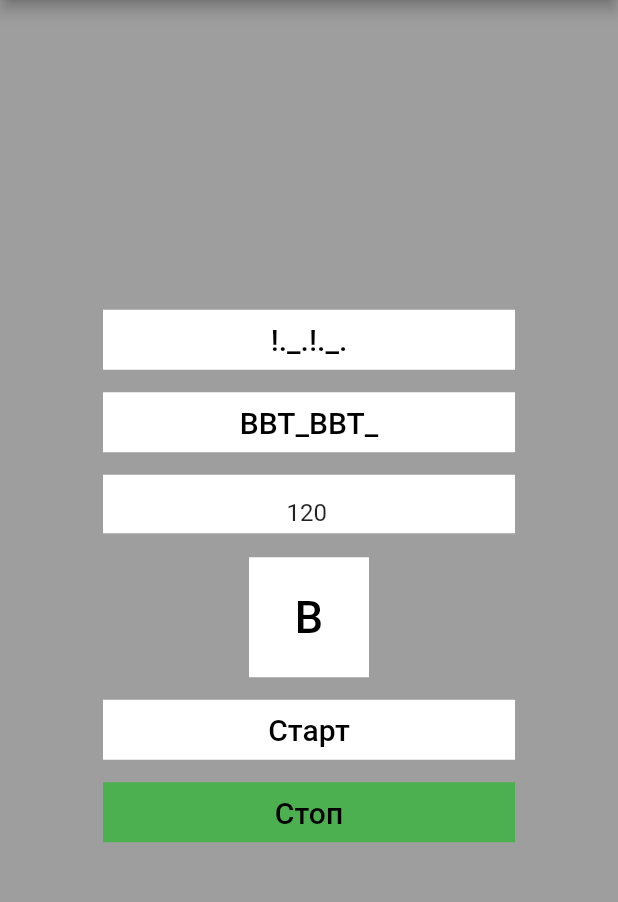
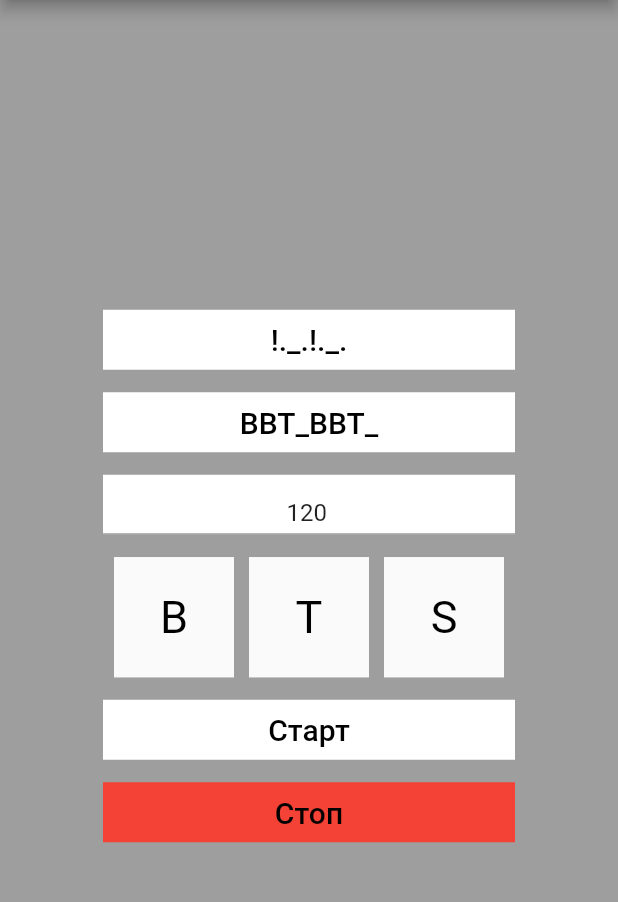
Before and after one commit to zatovagul/drums_test, a Flutter app: the screen it shows after launch, on a phone screen of 412 x 824 dp, the part 84-986 px from its top. Run offline on Flutter 3.47's test engine with Material 2 defaults, Android fonts, the phone set to English and light mode, and no system bars; our stand-ins replace audioplayers, get.

Commit message:
Last commit

```diff
--- a/lib/app/modules/home/views/home_view.dart
+++ b/lib/app/modules/home/views/home_view.dart
@@ -1,3 +1,4 @@
+import 'package:audioplayers/audioplayers.dart';
 import 'package:drums_test/app/services/audio_service.dart';
 import 'package:flutter/material.dart';
 
@@ -27,6 +28,8 @@ class MainPage extends StatefulWidget {
 class _MainPageState extends State<MainPage> {
   late TextEditingController controller;
   late AudioService audioService;
+  Map<String, AudioPlayer> sounds={};
+  bool start=false, metronom=false, stringSound=false;
 
   @override
   void initState() {
@@ -42,13 +45,25 @@ class _MainPageState extends State<MainPage> {
         mainAxisAlignment: MainAxisAlignment.center,
         children: [
           getButton(
-            () {print("fuck");},
+            () {
+              if(!start)
+              setState((){
+                metronom=!metronom;
+              });
+            },
             Text("!._.!._.", style: _style,),
+            BoxDecoration(color: metronom ? Colors.green : Colors.white)
           ),
           SizedBox(height: 15,),
           getButton(
-                () {print("fuck");},
-            Text("BBT_BBT_", style: _style,),
+                () {
+                  if(!start)
+                  setState(() {
+                    stringSound=!stringSound;
+                  });
+                },
+              Text("BBT_BBT_", style: _style,),
+              BoxDecoration(color: stringSound ? Colors.green : Colors.white)
           ), SizedBox(height: 15,),
           Container(
             height: 40,
@@ -62,30 +77,28 @@ class _MainPageState extends State<MainPage> {
             ),
           ),SizedBox(height: 15,),
           Container(
-            child: Center(
-              child: Container(
-                color: Colors.white,
-                height: 80, width: 80,
-                child: TextButton(
-                  onPressed: (){
-                    audioService.playBas();
-                  },
-                  child: Text("B", style: _style.copyWith(fontSize: 30),),
-                ),
-              ),
+            child: Row(
+              mainAxisAlignment: MainAxisAlignment.center,
+              children: [
+                getSoundButton("B", (){audioService.playBas();}),SizedBox(width: 10,),
+                getSoundButton("T", (){audioService.playTon();}),SizedBox(width: 10,),
+                getSoundButton("S", (){audioService.playSlap();}),
+              ],
             ),
           ),
           SizedBox(height: 15,),
           getButton(
-                () {},
+                () {
+                  if(!start)_setStart(true);
+                  },
             Text("Старт", style: _style,),
-            BoxDecoration(color: Colors.white)
+            BoxDecoration(color: start ? Colors.green : Colors.white)
           ),
           SizedBox(height: 15,),
           getButton(
-                () {},
+                () {if(start)_setStart(false);},
             Text("Стоп", style: _style,),
-              BoxDecoration(color: Colors.green)
+              BoxDecoration(color:!start ? Colors.red : Colors.white)
           ),
         ],
       ),
@@ -101,5 +114,46 @@ class _MainPageState extends State<MainPage> {
     );
   }
 
+  Widget getSoundButton(String s, onTap){
+    return Container(
+      color: Colors.white,
+      height: 80,
+      width: 80,
+      child: Material(
+        child: InkWell(
+          enableFeedback: false,
+          splashColor: Colors.brown,
+          onTap: onTap,
+          child: Center(child: Text(s, style: _style.copyWith(fontSize: 30),)),
+        ),
+      ),
+    );
+  }
+
   TextStyle get _style=>TextStyle(fontSize: 20, color: Colors.black);
+
+
+  _setStart(a){
+    setState(() {
+      start=a;
+    });
+    if(a){
+      if(stringSound)
+      _playString("BBT_BBT_");
+      if(metronom)
+      _playString("!._.!._.");
+
+      if(!stringSound && !metronom)
+        _setStart(false);
+    }
+    else{
+      audioService.stringPause=true;
+    }
+  }
+  _playString(String s) async{
+    int a = int.parse((1000/(int.parse(controller.text)/60)).toStringAsFixed(0));
+    while(start){
+      await audioService.playString(s, duration: a);
+    }
+  }
 }
```
Also changed, not shown: lib/app/services/audio_service.dart (+51 -3 lines), 2 other files.
